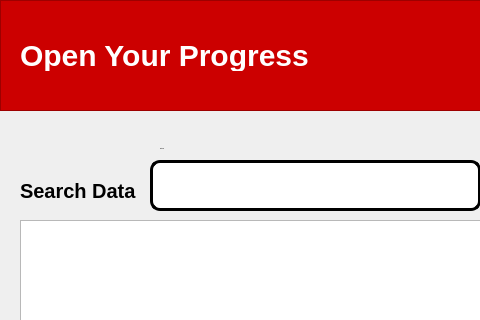
marsel23xxx/rpa-stoneguard, file view.ui: the form before one commit; both pictures show x 0 to 480 and y 0 to 320 of the 1287 by 763 pixel window.
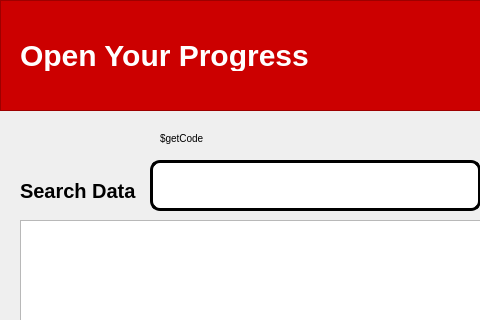
The form after the commit. The open tabs and pages were chosen to show the change.

What changed in the file:
```diff
--- a/view.ui
+++ b/view.ui
@@ -4902,14 +4902,14 @@
       <property name="geometry">
        <rect>
         <x>160</x>
-        <y>140</y>
+        <y>130</y>
         <width>151</width>
         <height>17</height>
        </rect>
       </property>
       <property name="styleSheet">
        <string notr="true">QLabel {
-	font-size: 1px;
+	font-size: 10px;
 }</string>
       </property>
       <property name="text">
```
Left out of the diff: 6 changed lines with no effect on the pictures.
